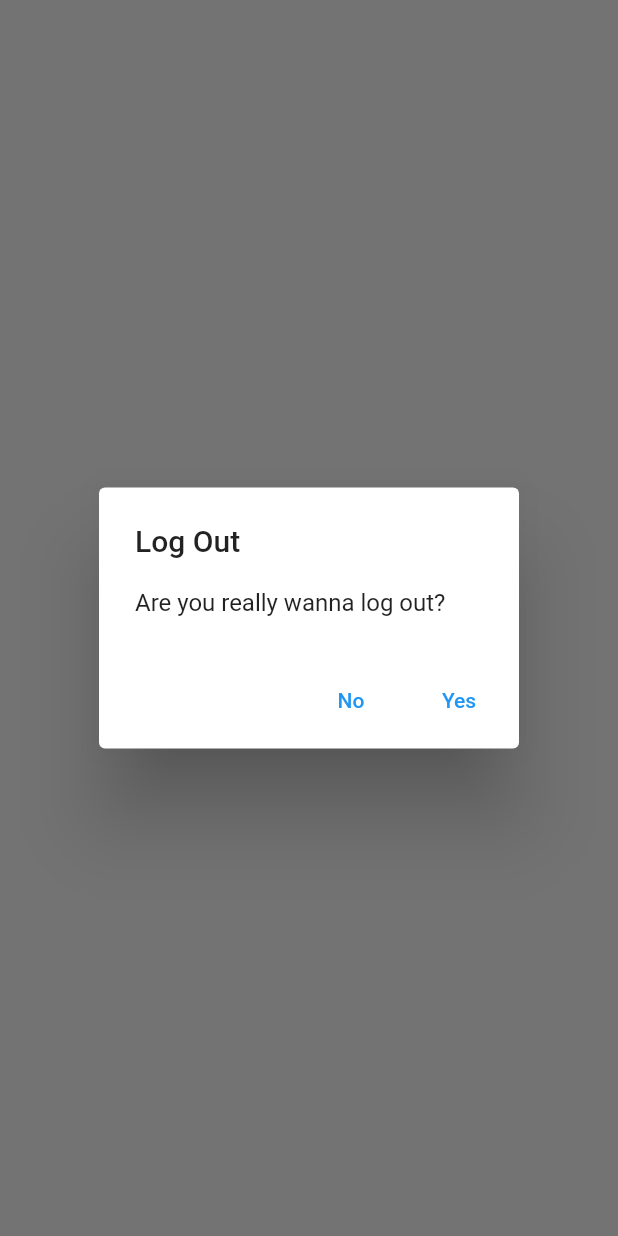
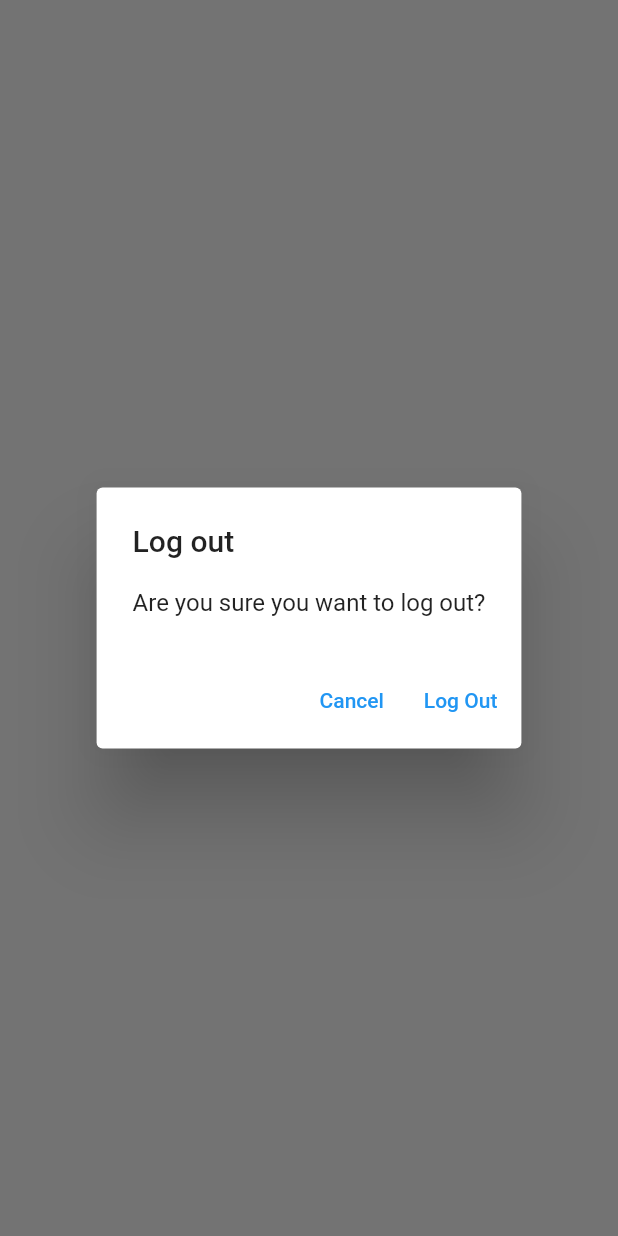
Before and after one commit to kvu-kuruppu/my_notes, a Flutter app: what showLogOutDialog() shows on an empty page, opened directly, on a phone screen of 412 x 824 dp. Run offline on Flutter 3.47's test engine with Material 2 defaults, Android fonts, the phone set to English and light mode, and no system bars; our stand-ins replace firebase_auth, firebase_core, sqflite; accounts and stored records are empty; network calls fail.

Commit message:
Deleting Existing Notes and alert dialogs modified

```diff
--- /dev/null
+++ b/lib/utils/dialogs/generic_dialog.dart
@@ -0,0 +1,34 @@
+import 'package:flutter/material.dart';
+
+typedef DialogOptionBuilder<T> = Map<String, T?> Function();
+
+Future<T?> showGenericDialog<T>({
+  required BuildContext context,
+  required String title,
+  required String content,
+  required DialogOptionBuilder optionsBuilder,
+}) {
+  final options = optionsBuilder();
+  return showDialog<T>(
+    context: context,
+    builder: (context) {
+      return AlertDialog(
+        title: Text(title),
+        content: Text(content),
+        actions: options.keys.map((optionTitle) {
+          final value = options[optionTitle];
+          return TextButton(
+            onPressed: () {
+              if (value != null) {
+                Navigator.of(context).pop(value);
+              } else {
+                Navigator.of(context).pop();
+              }
+            },
+            child: Text(optionTitle),
+          );
+        }).toList(),
+      );
+    },
+  );
+}
--- /dev/null
+++ b/lib/utils/dialogs/log_out_dialog.dart
@@ -0,0 +1,16 @@
+import 'package:flutter/cupertino.dart';
+import 'package:my_notebook/utils/dialogs/generic_dialog.dart';
+
+Future<bool> showLogOutDialog(BuildContext context) {
+  return showGenericDialog<bool>(
+    context: context,
+    title: 'Log out',
+    content: 'Are you sure you want to log out?',
+    optionsBuilder: () => {
+      'Cancel': false,
+      'Log Out': true,
+    },
+  ).then(
+    (value) => value ?? false,
+  );
+}
--- a/lib/views/login_view.dart
+++ b/lib/views/login_view.dart
@@ -2,8 +2,10 @@
 import 'package:my_notebook/constants/routes.dart';
 import 'package:my_notebook/services/auth/auth_exceptions.dart';
 import 'package:my_notebook/services/auth/auth_service.dart';
-import 'package:my_notebook/utils/show_error_dialog.dart';
+
 import 'dart:developer' as devtools show log;
+
+import 'package:my_notebook/utils/dialogs/error_dialog.dart';
 
 class LoginView extends StatefulWidget {
   const LoginView({Key? key}) : super(key: key);
--- a/lib/views/notes/notes_view.dart
+++ b/lib/views/notes/notes_view.dart
@@ -5,6 +5,8 @@
 import 'package:my_notebook/enums/menu_action.dart';
 import 'package:my_notebook/services/auth/auth_service.dart';
 import 'package:my_notebook/services/crud/notes_service.dart';
+import 'package:my_notebook/utils/dialogs/log_out_dialog.dart';
+import 'package:my_notebook/views/notes/notes_list_view.dart';
 
 class NotesView extends StatefulWidget {
   const NotesView({Key? key}) : super(key: key);
@@ -108,19 +110,10 @@
                           if (snapshot.hasData) {
                             final allNotes =
                                 snapshot.data as List<DatabaseNotes>;
-                            return ListView.builder(
-                              shrinkWrap: true,
-                              itemCount: allNotes.length,
-                              itemBuilder: (context, index) {
-                                final note = allNotes[index];
-                                return ListTile(
-                                  title: Text(
-                                    note.text,
-                                    maxLines: 1,
-                                    softWrap: true,
-                                    overflow: TextOverflow.ellipsis,
-                                  ),
-                                );
+                            return NotesListView(
+                              notes: allNotes,
+                              onDeleteNote: (note) async {
+                                await _notesService.deleteNote(id: note.id);
                               },
                             );
                           } else {
@@ -141,27 +134,3 @@
     );
   }
 }
-
-Future<bool> showLogOutDialog(BuildContext context) {
-  return showDialog<bool>(
-    context: context,
-    builder: (context) {
-      return AlertDialog(
-        title: const Text('Log Out'),
-        content: const Text('Are you really wanna log out?'),
-        actions: [
-          TextButton(
-              onPressed: () {
-                Navigator.of(context).pop(false);
-              },
-              child: const Text('No')),
-          TextButton(
-              onPressed: () {
-                Navigator.of(context).pop(true);
-              },
-              child: const Text('Yes')),
-        ],
-      );
-    },
-  ).then((value) => value ?? false);
-}
--- a/lib/views/register_view.dart
+++ b/lib/views/register_view.dart
@@ -2,7 +2,7 @@
 import 'package:my_notebook/constants/routes.dart';
 import 'package:my_notebook/services/auth/auth_exceptions.dart';
 import 'package:my_notebook/services/auth/auth_service.dart';
-import 'package:my_notebook/utils/show_error_dialog.dart';
+import 'package:my_notebook/utils/dialogs/error_dialog.dart';
 
 import 'dart:developer' as devtools show log;
 
```
Also changed, not shown: lib/utils/dialogs/delete_dialog.dart (added, +16 -0 lines), lib/utils/dialogs/error_dialog.dart (added, +16 -0 lines), lib/utils/show_error_dialog.dart (deleted, +0 -24 lines), lib/views/notes/new_note_view.dart (+8 -0 lines), lib/views/notes/notes_list_view.dart (added, +44 -0 lines).
